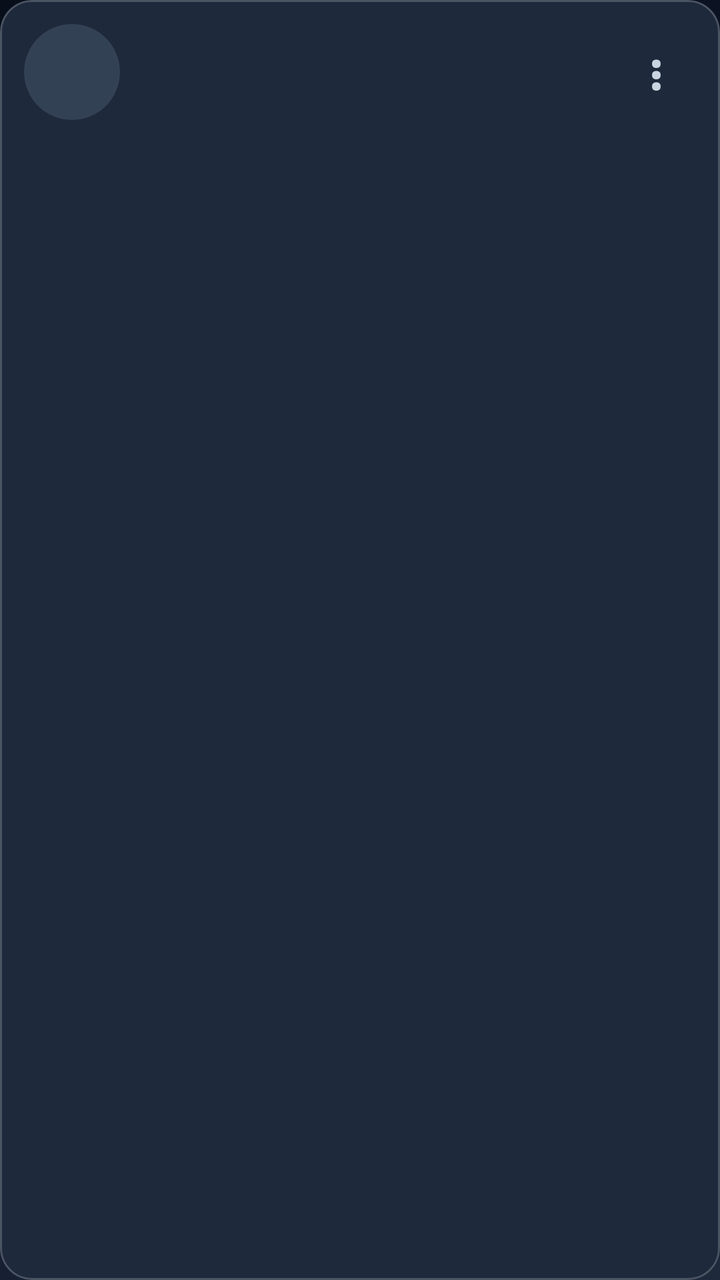
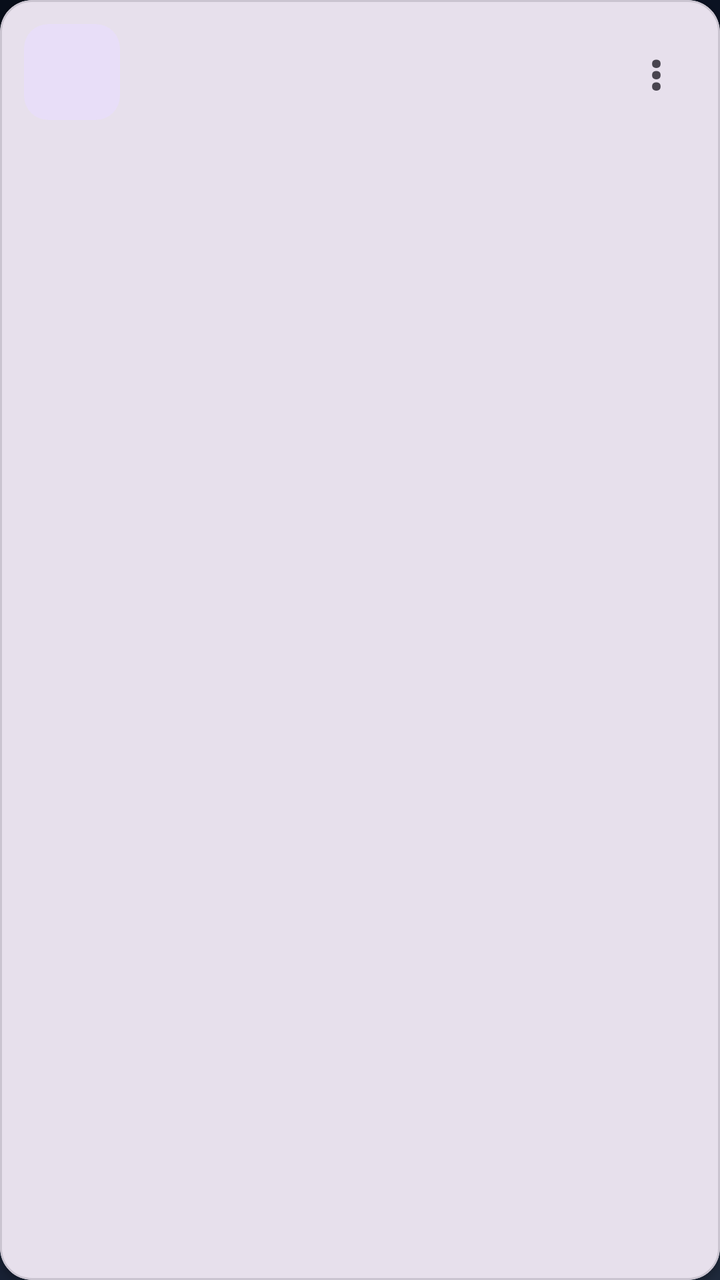

An Android layout rendered at two revisions. The XML below is the earlier revision; the diff shows what the commit changed to produce the second picture.
<!-- AndroidManifest.xml: application theme Theme.PolymathFileSystem -->
<!-- res/layout/item_file.xml -->
<?xml version="1.0" encoding="utf-8"?>
<com.google.android.material.card.MaterialCardView xmlns:android="http://schemas.android.com/apk/res/android"
    xmlns:app="http://schemas.android.com/apk/res-auto"
    android:layout_width="match_parent" 
    android:layout_height="wrap_content"
    android:layout_marginHorizontal="12dp"
    android:layout_marginVertical="6dp"
    app:cardBackgroundColor="#1e293b"
    app:cardCornerRadius="16dp"
    app:cardElevation="0dp"
    app:strokeWidth="1dp"
    app:strokeColor="#33ffffff">

    <LinearLayout
        android:id="@+id/itemContainer"
        android:layout_width="match_parent"
        android:layout_height="wrap_content"
        android:orientation="horizontal"
        android:padding="12dp"
        android:gravity="center_vertical"
        android:background="?android:attr/selectableItemBackground">

        
        <FrameLayout
            android:layout_width="48dp"
            android:layout_height="48dp"
            android:background="@drawable/icon_bg"
            android:layout_marginEnd="16dp">
            
            <ImageView android:id="@+id/fileIcon" 
                android:layout_width="match_parent" 
                android:layout_height="match_parent"
                android:padding="8dp"
                android:scaleType="centerInside" />
        </FrameLayout>

        
        <LinearLayout
            android:layout_width="0dp"
            android:layout_height="wrap_content"
            android:layout_weight="1"
            android:orientation="vertical">
            
            <TextView android:id="@+id/fileName" 
                android:layout_width="match_parent" 
                android:layout_height="wrap_content"
                android:textColor="#f8fafc" 
                android:textSize="16sp"
                android:textStyle="bold"
                android:singleLine="true"
                android:ellipsize="middle"/>
                
            <TextView android:id="@+id/fileDetails" 
                android:layout_width="match_parent" 
                android:layout_height="wrap_content"
                android:textColor="#94a3b8" 
                android:textSize="12sp"
                android:layout_marginTop="2dp"
                android:singleLine="true"/>
                
            <LinearLayout
                android:id="@+id/badgeContainer"
                android:layout_width="match_parent"
                android:layout_height="wrap_content"
                android:orientation="horizontal"
                android:layout_marginTop="4dp"
                android:visibility="gone" />
        </LinearLayout>

        
        <TextView
            android:id="@+id/btnMenu"
            android:layout_width="40dp"
            android:layout_height="40dp"
            android:text="⋮"
            android:textColor="#cbd5e1"
            android:textSize="24sp"
            android:textStyle="bold"
            android:gravity="center"
            android:background="?android:attr/selectableItemBackgroundBorderless"/>
            
    </LinearLayout>
</com.google.android.material.card.MaterialCardView>
<!-- resources referenced by this layout -->
<resources>
  <!-- drawable icon_bg (drawable) -->
  <?xml version="1.0" encoding="utf-8"?>
  <shape xmlns:android="http://schemas.android.com/apk/res/android" android:shape="oval">
      <solid android:color="#334155" />
  </shape>
  <style name="Theme.PolymathFileSystem" parent="Theme.Material3.DayNight.NoActionBar">
          <item name="colorPrimary">@color/ocean_primary</item>
          <item name="colorPrimaryDark">@color/ocean_primary_dark</item>
          <item name="colorAccent">@color/ocean_accent</item>
          <item name="android:windowBackground">@drawable/bg_fluid_gradient</item>
      </style>
  <color name="ocean_primary">#0077B6</color>
  <color name="ocean_primary_dark">#03045E</color>
  <color name="ocean_accent">#00B4D8</color>
  <!-- drawable bg_fluid_gradient (drawable) -->
  <?xml version="1.0" encoding="utf-8"?>
  <shape xmlns:android="http://schemas.android.com/apk/res/android"
      android:shape="rectangle">
      <gradient
          android:angle="135"
          android:startColor="#1e293b"
          android:centerColor="#0f172a"
          android:endColor="#080e1a"
          android:type="linear" />
  </shape>
</resources>

<!-- the commit's change to res/layout/item_file.xml (unified diff, before → after) -->
@@ -5,11 +5,11 @@
     android:layout_height="wrap_content"
     android:layout_marginHorizontal="12dp"
     android:layout_marginVertical="6dp"
-    app:cardBackgroundColor="#1e293b"
+    app:cardBackgroundColor="?attr/colorSurfaceVariant"
     app:cardCornerRadius="16dp"
-    app:cardElevation="0dp"
+    app:cardElevation="2dp"
     app:strokeWidth="1dp"
-    app:strokeColor="#33ffffff">
+    app:strokeColor="?attr/colorOutlineVariant">
 
     <LinearLayout
         android:id="@+id/itemContainer"
@@ -21,18 +21,22 @@
         android:background="?android:attr/selectableItemBackground">
 
         
-        <FrameLayout
+        <com.google.android.material.card.MaterialCardView
             android:layout_width="48dp"
             android:layout_height="48dp"
-            android:background="@drawable/icon_bg"
+            app:cardCornerRadius="12dp"
+            app:cardElevation="0dp"
+            app:cardBackgroundColor="?attr/colorSecondaryContainer"
+            app:strokeWidth="0dp"
             android:layout_marginEnd="16dp">
             
             <ImageView android:id="@+id/fileIcon" 
                 android:layout_width="match_parent" 
                 android:layout_height="match_parent"
                 android:padding="8dp"
-                android:scaleType="centerInside" />
-        </FrameLayout>
+                android:scaleType="centerInside"
+                app:tint="?attr/colorOnSecondaryContainer" />
+        </com.google.android.material.card.MaterialCardView>
 
         
         <LinearLayout
@@ -44,7 +48,7 @@
             <TextView android:id="@+id/fileName" 
                 android:layout_width="match_parent" 
                 android:layout_height="wrap_content"
-                android:textColor="#f8fafc" 
+                android:textColor="?android:attr/textColorPrimary" 
                 android:textSize="16sp"
                 android:textStyle="bold"
                 android:singleLine="true"
@@ -53,7 +57,7 @@
             <TextView android:id="@+id/fileDetails" 
                 android:layout_width="match_parent" 
                 android:layout_height="wrap_content"
-                android:textColor="#94a3b8" 
+                android:textColor="?android:attr/textColorSecondary" 
                 android:textSize="12sp"
                 android:layout_marginTop="2dp"
                 android:singleLine="true"/>
@@ -73,7 +77,7 @@
             android:layout_width="40dp"
             android:layout_height="40dp"
             android:text="⋮"
-            android:textColor="#cbd5e1"
+            android:textColor="?android:attr/textColorSecondary"
             android:textSize="24sp"
             android:textStyle="bold"
             android:gravity="center"
<!-- resource entries referenced after the edit -->
@@ -1,10 +1,5 @@
 <!-- resources referenced by this layout -->
 <resources>
-  <!-- drawable icon_bg (drawable) -->
-  <?xml version="1.0" encoding="utf-8"?>
-  <shape xmlns:android="http://schemas.android.com/apk/res/android" android:shape="oval">
-      <solid android:color="#334155" />
-  </shape>
   <style name="Theme.PolymathFileSystem" parent="Theme.Material3.DayNight.NoActionBar">
           <item name="colorPrimary">@color/ocean_primary</item>
           <item name="colorPrimaryDark">@color/ocean_primary_dark</item>
